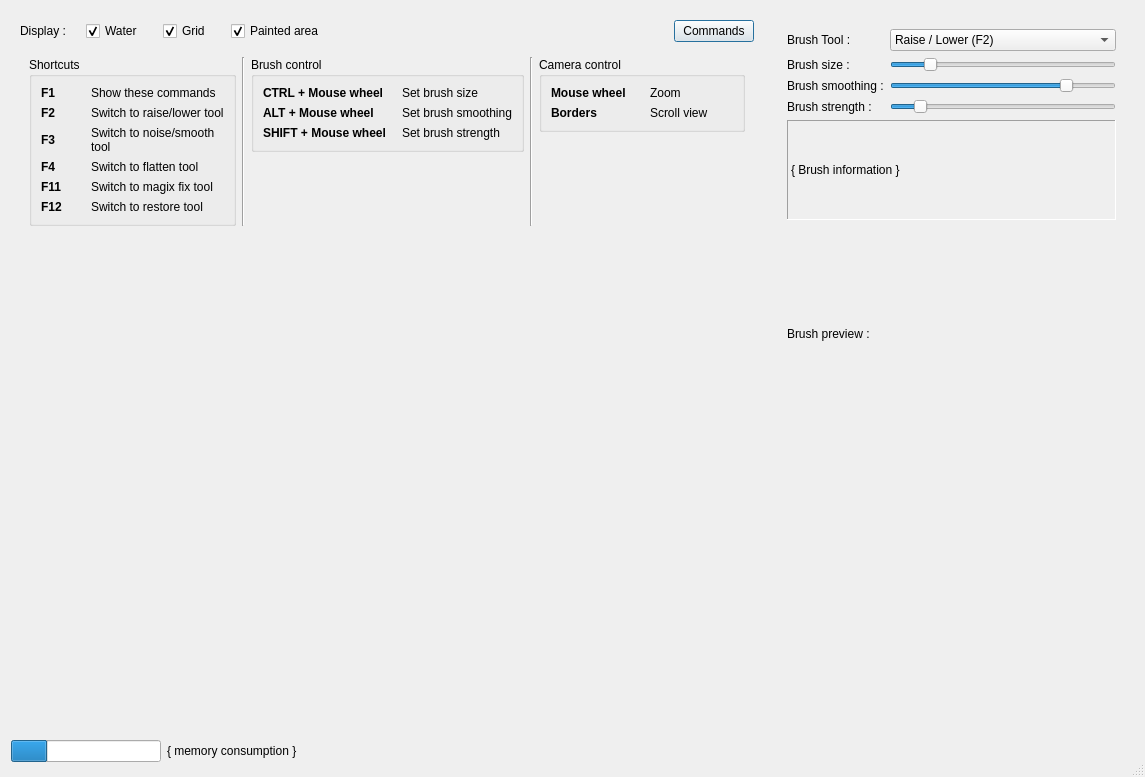
Qt form src/editing/terrain/dialogterrainpainting.ui (thunderk/paysages3d) before a commit.
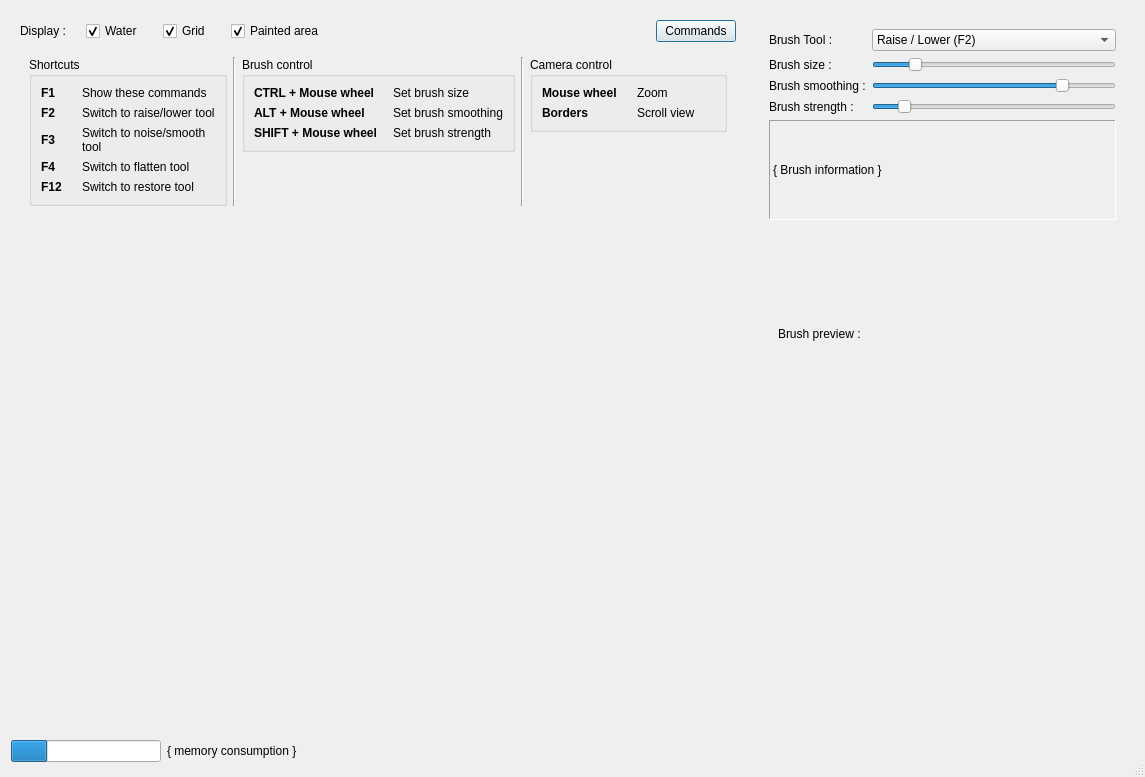
The same form after that commit. Icons and pictures are not drawn. Custom widgets are drawn as their Qt base class.

Commit message: Remove unused features in terrain painting dialog

The edit to the form file:
```diff
--- a/src/editing/terrain/dialogterrainpainting.ui
+++ b/src/editing/terrain/dialogterrainpainting.ui
@@ -236,22 +236,6 @@
                   </property>
                  </widget>
                 </item>
-                <item row="4" column="0">
-                 <widget class="QLabel" name="label_14">
-                  <property name="font">
-                   <font>
-                    <weight>75</weight>
-                    <bold>true</bold>
-                   </font>
-                  </property>
-                  <property name="text">
-                   <string>F11</string>
-                  </property>
-                  <property name="wordWrap">
-                   <bool>true</bool>
-                  </property>
-                 </widget>
-                </item>
                 <item row="2" column="1">
                  <widget class="QLabel" name="label_11">
                   <property name="text">
@@ -272,17 +256,7 @@
                   </property>
                  </widget>
                 </item>
-                <item row="4" column="1">
-                 <widget class="QLabel" name="label_15">
-                  <property name="text">
-                   <string>Switch to magix fix tool</string>
-                  </property>
-                  <property name="wordWrap">
-                   <bool>true</bool>
-                  </property>
-                 </widget>
-                </item>
-                <item row="5" column="0">
+                <item row="4" column="0">
                  <widget class="QLabel" name="label_16">
                   <property name="font">
                    <font>
@@ -298,7 +272,7 @@
                   </property>
                  </widget>
                 </item>
-                <item row="5" column="1">
+                <item row="4" column="1">
                  <widget class="QLabel" name="label_17">
                   <property name="text">
                    <string>Switch to restore tool</string>
@@ -679,7 +653,8 @@
             </widget>
            </item>
            <item>
-            <layout class="QHBoxLayout" name="horizontalLayout_4">
+            <widget class="QWidget" name="brush_preview" native="true">
+             <layout class="QHBoxLayout" name="container_brush_preview">
              <property name="topMargin">
               <number>8</number>
              </property>
@@ -714,6 +689,7 @@
               </spacer>
              </item>
             </layout>
+            </widget>
            </item>
            <item>
             <spacer name="verticalSpacer">
```
Left out of the diff: 5 changed lines with no effect on the pictures. Lines whose indentation alone changed are shown as unchanged. The commit also changes 3 other files.
